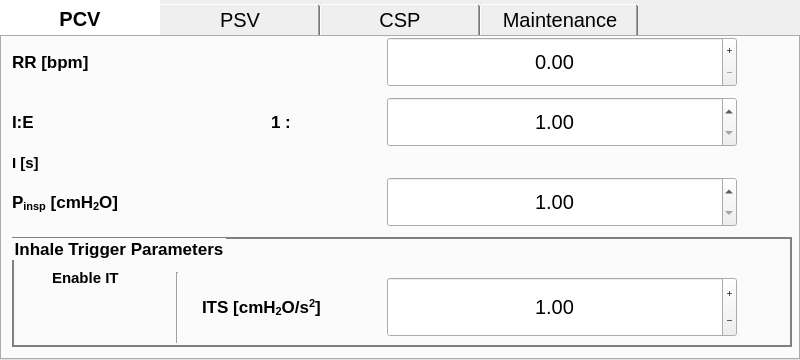
Before: the Qt Designer form gui/settings/settings.ui in guescio/gui, drawn with Qt 5.
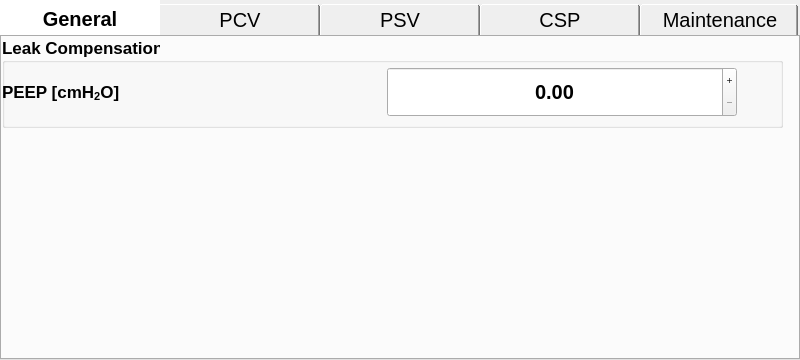
After: the same form once the commit is applied. Icons and pictures are not drawn. Custom widgets are drawn as their Qt base class.

Commit message: tab "General" added with PEEP parameter widgets

What changed in the file:
```diff
--- a/gui/settings/settings.ui
+++ b/gui/settings/settings.ui
@@ -116,6 +116,191 @@
       <property name="elideMode">
        <enum>Qt::ElideNone</enum>
       </property>
+      <widget class="QWidget" name="tab">
+       <attribute name="title">
+        <string>General</string>
+       </attribute>
+       <widget class="QGroupBox" name="groupBox_4">
+        <property name="geometry">
+         <rect>
+          <x>0</x>
+          <y>0</y>
+          <width>781</width>
+          <height>91</height>
+         </rect>
+        </property>
+        <property name="font">
+         <font>
+          <pointsize>13</pointsize>
+          <weight>75</weight>
+          <bold>true</bold>
+         </font>
+        </property>
+        <property name="title">
+         <string>Leak Compensation</string>
+        </property>
+        <widget class="QLabel" name="label_17">
+         <property name="geometry">
+          <rect>
+           <x>0</x>
+           <y>30</y>
+           <width>340</width>
+           <height>50</height>
+          </rect>
+         </property>
+         <property name="font">
+          <font>
+           <family>Cantarell</family>
+           <pointsize>13</pointsize>
+           <weight>75</weight>
+           <bold>true</bold>
+          </font>
+         </property>
+         <property name="text">
+          <string>&lt;html&gt;&lt;head/&gt;&lt;body&gt;&lt;p&gt;PEEP [cmH&lt;span style=&quot; vertical-align:sub;&quot;&gt;2&lt;/span&gt;O]&lt;/p&gt;&lt;/body&gt;&lt;/html&gt;</string>
+         </property>
+        </widget>
+        <widget class="QDoubleSpinBox" name="spinBox_leak_compensation">
+         <property name="geometry">
+          <rect>
+           <x>360</x>
+           <y>30</y>
+           <width>400</width>
+           <height>50</height>
+          </rect>
+         </property>
+         <property name="font">
+          <font>
+           <pointsize>15</pointsize>
+          </font>
+         </property>
+         <property name="styleSheet">
+          <string notr="true"/>
+         </property>
+         <property name="alignment">
+          <set>Qt::AlignCenter</set>
+         </property>
+         <property name="buttonSymbols">
+          <enum>QAbstractSpinBox::PlusMinus</enum>
+         </property>
+        </widget>
+        <widget class="QPushButton" name="fake_btn_leak_compensation">
+         <property name="geometry">
+          <rect>
+           <x>440</x>
+           <y>30</y>
+           <width>240</width>
+           <height>50</height>
+          </rect>
+         </property>
+         <property name="palette">
+          <palette>
+           <active>
+            <colorrole role="Button">
+             <brush brushstyle="SolidPattern">
+              <color alpha="0">
+               <red>0</red>
+               <green>0</green>
+               <blue>0</blue>
+              </color>
+             </brush>
+            </colorrole>
+            <colorrole role="Base">
+             <brush brushstyle="SolidPattern">
+              <color alpha="0">
+               <red>0</red>
+               <green>0</green>
+               <blue>0</blue>
+              </color>
+             </brush>
+            </colorrole>
+            <colorrole role="Window">
+             <brush brushstyle="SolidPattern">
+              <color alpha="0">
+               <red>0</red>
+               <green>0</green>
+               <blue>0</blue>
+              </color>
+             </brush>
+            </colorrole>
+           </active>
+           <inactive>
+            <colorrole role="Button">
+             <brush brushstyle="SolidPattern">
+              <color alpha="0">
+               <red>0</red>
+               <green>0</green>
+               <blue>0</blue>
+              </color>
+             </brush>
+            </colorrole>
+            <colorrole role="Base">
+             <brush brushstyle="SolidPattern">
+              <color alpha="0">
+               <red>0</red>
+               <green>0</green>
+               <blue>0</blue>
+              </color>
+             </brush>
+            </colorrole>
+            <colorrole role="Window">
+             <brush brushstyle="SolidPattern">
+              <color alpha="0">
+               <red>0</red>
+               <green>0</green>
+               <blue>0</blue>
+              </color>
+             </brush>
+            </colorrole>
+           </inactive>
+           <disabled>
+            <colorrole role="Button">
+             <brush brushstyle="SolidPattern">
+              <color alpha="0">
+               <red>0</red>
+               <green>0</green>
+               <blue>0</blue>
+              </color>
+             </brush>
+            </colorrole>
+            <colorrole role="Base">
+             <brush brushstyle="SolidPattern">
+              <color alpha="0">
+               <red>0</red>
+               <green>0</green>
+               <blue>0</blue>
+              </color>
+             </brush>
+            </colorrole>
+            <colorrole role="Window">
+             <brush brushstyle="SolidPattern">
+              <color alpha="0">
+               <red>0</red>
+               <green>0</green>
+               <blue>0</blue>
+              </color>
+             </brush>
+            </colorrole>
+           </disabled>
+          </palette>
+         </property>
+         <property name="font">
+          <font>
+           <underline>false</underline>
+          </font>
+         </property>
+         <property name="styleSheet">
+          <string notr="true">QPushButton {
+	background-color: rgba(0, 0, 0, 0);
+     border-style: outset;
+}</string>
+         </property>
+         <property name="text">
+          <string/>
+         </property>
+        </widget>
+       </widget>
+      </widget>
       <widget class="QWidget" name="tab_pcv">
        <attribute name="title">
         <string>PCV</string>
```
